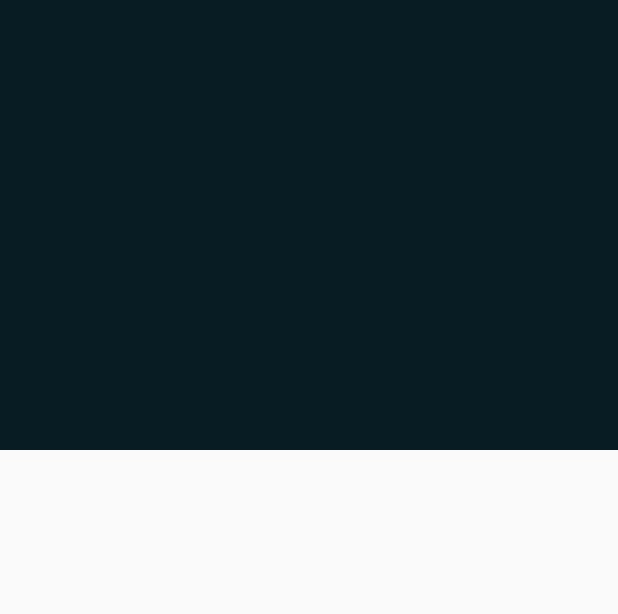
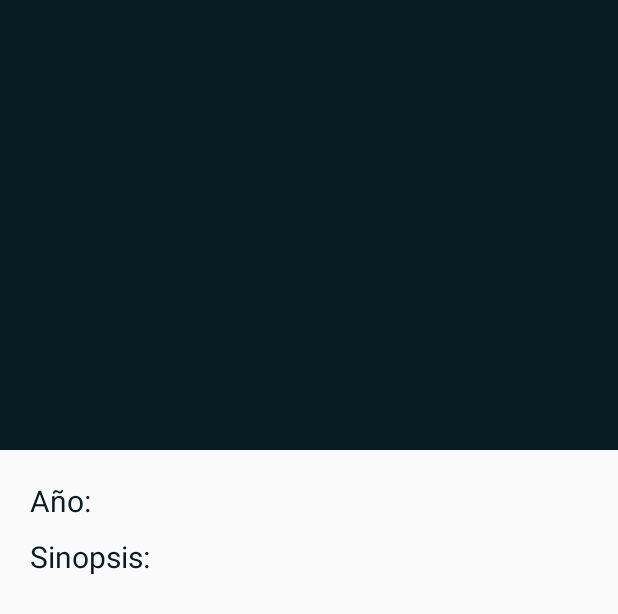
Before and after one commit to javigbox/tmdbTest, an Android app: the layout activity_detail_movie.xml on its own in the app's theme, with its tools: preview values and no code run, on a phone screen of 412 x 824 dp. Shown: the top 614 px of the screen. Run offline under Robolectric (Android 15) with nearby library versions, the phone set to English and light mode, and no system bars.

Commit message:
Year and overview details

```diff
--- a/app/src/main/java/com/gboxapps/tmdbtest/activities/MovieDetailActivity.java
+++ b/app/src/main/java/com/gboxapps/tmdbtest/activities/MovieDetailActivity.java
@@ -15,10 +15,12 @@ import android.support.v7.app.AppCompatActivity;
 import android.support.v7.widget.Toolbar;
 import android.view.MenuItem;
 import android.widget.ImageView;
+import android.widget.TextView;
 
 import com.gboxapps.tmdbtest.R;
 import com.gboxapps.tmdbtest.model.Movie;
 import com.gboxapps.tmdbtest.util.Constants;
+import com.gboxapps.tmdbtest.util.Util;
 import com.squareup.picasso.Callback;
 import com.squareup.picasso.Picasso;
 
@@ -33,6 +35,12 @@ public class MovieDetailActivity extends AppCompatActivity {
 
     @BindView(R.id.poster)
     ImageView mImagePoster;
+
+    @BindView(R.id.overview)
+    TextView overView;
+
+    @BindView(R.id.year)
+    TextView year;
 
     private Movie movie;
     private String posterTransitionName;
@@ -68,6 +76,9 @@ public class MovieDetailActivity extends AppCompatActivity {
                         supportStartPostponedEnterTransition();
                     }
                 });
+
+        overView.setText(movie.getOverview());
+        year.setText(Util.getYearFromDate(movie.getRelease_date()));
 
         initToolbar();
     }
--- a/app/src/main/java/com/gboxapps/tmdbtest/util/Util.java
+++ b/app/src/main/java/com/gboxapps/tmdbtest/util/Util.java
@@ -7,6 +7,13 @@ import android.telephony.TelephonyManager;
 import java.io.BufferedReader;
 import java.io.InputStream;
 import java.io.InputStreamReader;
+import java.math.RoundingMode;
+import java.text.DateFormat;
+import java.text.DecimalFormat;
+import java.text.ParseException;
+import java.text.SimpleDateFormat;
+import java.util.Calendar;
+import java.util.Date;
 import java.util.Locale;
 
 import retrofit.mime.TypedInput;
@@ -40,4 +47,22 @@ public class Util {
 
     }
 
+    public static String getYearFromDate(String date){
+
+        DecimalFormat mFormat= new DecimalFormat("00");
+        mFormat.setRoundingMode(RoundingMode.DOWN);
+        DateFormat format = new SimpleDateFormat("yyyy-MM-dd", Locale.ENGLISH);
+        Date dateFrom = null;
+        try {
+            dateFrom = format.parse(date);
+        } catch (ParseException e) {
+            e.printStackTrace();
+        }
+
+        Calendar cFrom = Calendar.getInstance();
+        cFrom.setTime(dateFrom);
+
+        return mFormat.format(cFrom.get(Calendar.YEAR));
+    }
+
 }
--- a/app/src/main/res/layout/activity_detail_movie.xml
+++ b/app/src/main/res/layout/activity_detail_movie.xml
@@ -57,13 +57,55 @@
         <LinearLayout
             android:layout_width="match_parent"
             android:layout_height="wrap_content"
-            android:orientation="vertical">
+            android:orientation="vertical"
+            android:padding="20dp">
 
-            <android.support.v7.widget.RecyclerView
-                android:id="@+id/recyclerview"
+            <LinearLayout
                 android:layout_width="match_parent"
-                android:layout_height="match_parent"
-                android:clipToPadding="false" />
+                android:layout_height="wrap_content"
+                android:orientation="horizontal">
+
+                <TextView
+                    fontPath="fonts/SourceSansPro-SemiBoldItalic.ttf"
+                    android:id="@+id/txt_year"
+                    android:layout_width="wrap_content"
+                    android:layout_height="wrap_content"
+                    android:text="@string/year"
+                    android:textSize="20sp"
+                    android:textColor="@color/colorPrimary"
+                    tools:ignore="MissingPrefix" />
+
+                <TextView
+                    fontPath="fonts/SourceSansPro-Regular.ttf"
+                    android:id="@+id/year"
+                    android:layout_width="wrap_content"
+                    android:layout_height="wrap_content"
+                    android:layout_marginLeft="5dp"
+                    android:textSize="17sp"
+                    android:textColor="@color/colorPrimary"
+                    tools:ignore="MissingPrefix" />
+
+            </LinearLayout>
+
+            <TextView
+                fontPath="fonts/SourceSansPro-SemiBoldItalic.ttf"
+                android:id="@+id/txt_overview"
+                android:layout_width="wrap_content"
+                android:layout_height="wrap_content"
+                android:layout_marginTop="10dp"
+                android:text="@string/overview"
+                android:textSize="20sp"
+                android:textColor="@color/colorPrimary"
+                tools:ignore="MissingPrefix" />
+
+            <TextView
+                fontPath="fonts/SourceSansPro-Regular.ttf"
+                android:id="@+id/overview"
+                android:layout_width="wrap_content"
+                android:layout_height="wrap_content"
+                android:textSize="17sp"
+                android:textColor="@color/colorPrimary"
+                tools:ignore="MissingPrefix" />
 
         </LinearLayout>
 
--- a/app/src/main/res/values/strings.xml
+++ b/app/src/main/res/values/strings.xml
@@ -2,4 +2,7 @@
     <string name="app_name">TmdbTest</string>
 
     <string name="search_hint">Buscar...</string>
+
+    <string name="year">Año:</string>
+    <string name="overview">Sinopsis:</string>
 </resources>
```
